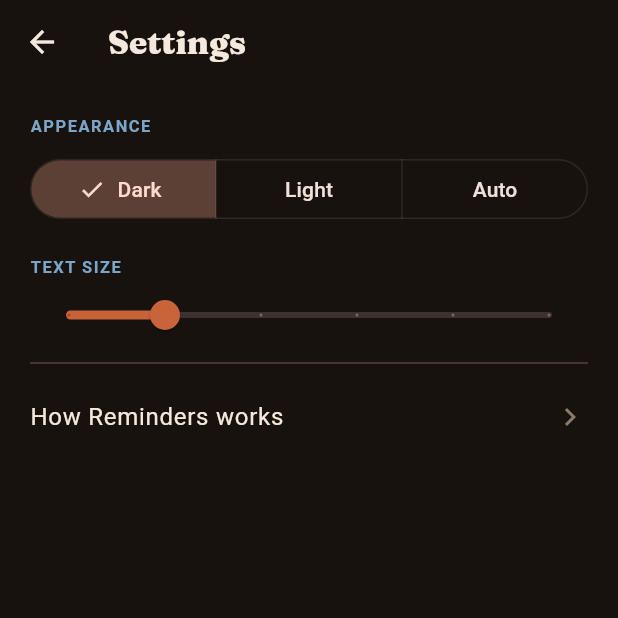
After one commit to Cyrusroy001/run-your-day, a Flutter app: the SettingsScreen screen opened directly, on a phone screen of 412 x 824 dp, the top half of it. The commit adds this screen. Run offline on Flutter 3.47's test engine with Material 3 defaults, Android fonts, the phone set to English and light mode, and no system bars; our stand-ins replace flutter_local_notifications, google_fonts, shared_preferences; missing offline and left inert: home_widget, workmanager; accounts and stored records are empty.

Commit message:
feat(ui): Settings screen (theme/text-size) + prefs getter
SettingsScreen drives RemindersApp.updatePrefs (light/dark/auto + text scale)
and links to the glossary. Adds UiPrefs get prefs to _RemindersAppState.

```diff
--- a/daily_command_center/lib/main.dart
+++ b/daily_command_center/lib/main.dart
@@ -49,6 +49,8 @@ class RemindersApp extends StatefulWidget {
 class _RemindersAppState extends State<RemindersApp> {
   late UiPrefs _prefs = widget.prefs;
 
+  UiPrefs get prefs => _prefs;
+
   void updatePrefs(UiPrefs p) {
     setState(() => _prefs = p);
     UiPrefs.save(p);
--- /dev/null
+++ b/daily_command_center/lib/screens/settings_screen.dart
@@ -0,0 +1,45 @@
+import 'package:flutter/material.dart';
+import 'package:google_fonts/google_fonts.dart';
+import '../main.dart';
+import '../data/ui_prefs.dart';
+import '../theme/app_palette.dart';
+import 'glossary_screen.dart';
+
+class SettingsScreen extends StatelessWidget {
+  const SettingsScreen({super.key});
+
+  @override
+  Widget build(BuildContext context) {
+    final c = context.c;
+    final appState = RemindersApp.of(context);
+    final prefs = appState?.prefs ?? const UiPrefs();
+
+    void setMode(ThemeMode m) => appState?.updatePrefs(prefs.copyWith(themeMode: m));
+    void setScale(double s) => appState?.updatePrefs(prefs.copyWith(textScale: s));
+
+    return Scaffold(
+      appBar: AppBar(backgroundColor: c.bg, elevation: 0, foregroundColor: c.cream,
+          title: Text('Settings', style: GoogleFonts.fraunces(fontWeight: FontWeight.w800))),
+      body: ListView(padding: const EdgeInsets.all(20), children: [
+        Text('APPEARANCE', style: TextStyle(fontSize: 11, letterSpacing: 1, color: c.sky, fontWeight: FontWeight.w600)),
+        const SizedBox(height: 10),
+        SegmentedButton<ThemeMode>(
+          segments: const [
+            ButtonSegment(value: ThemeMode.dark, label: Text('Dark')),
+            ButtonSegment(value: ThemeMode.light, label: Text('Light')),
+            ButtonSegment(value: ThemeMode.system, label: Text('Auto')),
+          ],
+          selected: {prefs.themeMode},
+          onSelectionChanged: (s) => setMode(s.first),
+        ),
+        const SizedBox(height: 20),
+        Text('TEXT SIZE', style: TextStyle(fontSize: 11, letterSpacing: 1, color: c.sky, fontWeight: FontWeight.w600)),
+        Slider(value: prefs.textScale, min: 0.9, max: 1.4, divisions: 5, label: '${prefs.textScale}x', onChanged: setScale),
+        const Divider(),
+        ListTile(contentPadding: EdgeInsets.zero, title: Text('How Reminders works', style: TextStyle(color: c.cream)),
+            trailing: Icon(Icons.chevron_right, color: c.dim),
+            onTap: () => Navigator.of(context).push(MaterialPageRoute(builder: (_) => const GlossaryScreen()))),
+      ]),
+    );
+  }
+}
```
Also changed, not shown: 1 other file.
